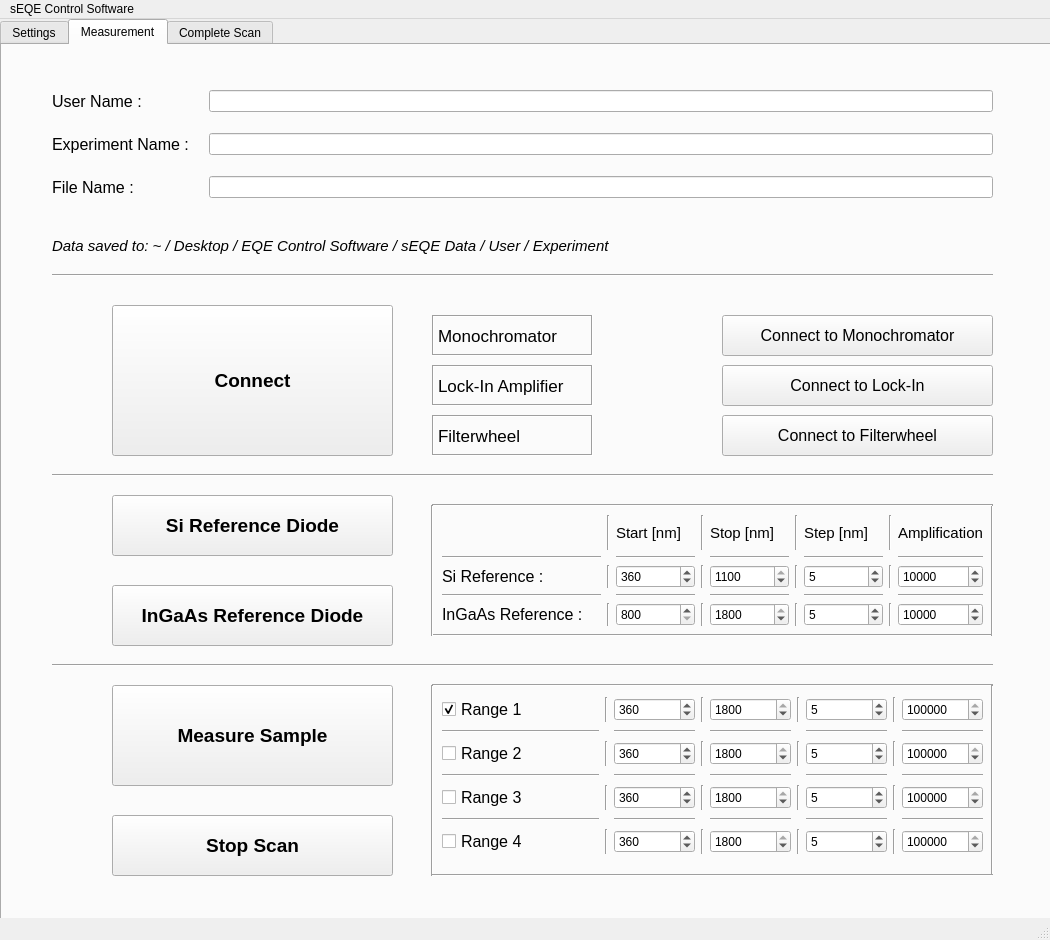
Before: the Qt Designer form GUI_V3.ui in mzjswjz/sEQE-Setup_Mac, drawn with Qt 5.
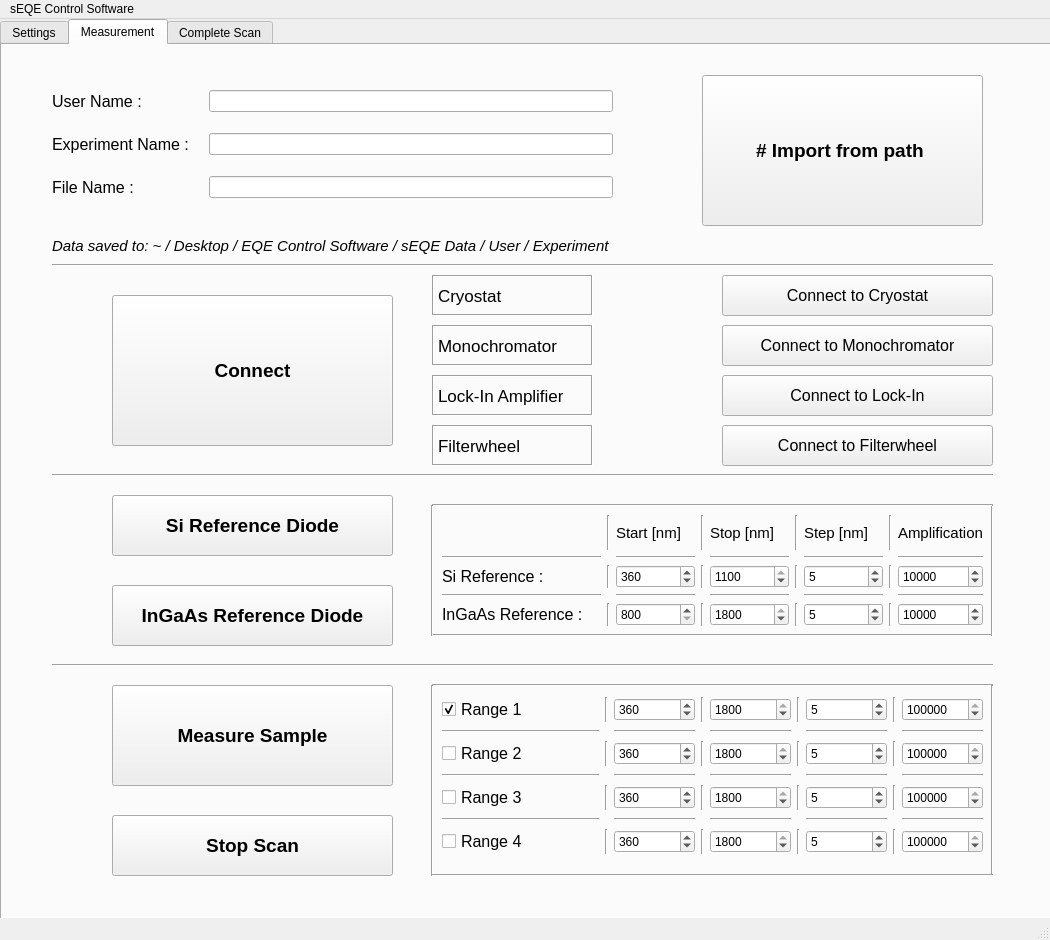
After: the same form once the commit is applied. Icons and pictures are not drawn.

Commit message: Added Cryostate Buttons to GUI

```diff
--- a/GUI_V3.ui
+++ b/GUI_V3.ui
@@ -1709,7 +1709,7 @@
       <property name="geometry">
        <rect>
         <x>110</x>
-        <y>260</y>
+        <y>250</y>
         <width>281</width>
         <height>151</height>
        </rect>
@@ -1769,7 +1769,7 @@
       <property name="geometry">
        <rect>
         <x>40</x>
-        <y>320</y>
+        <y>310</y>
         <width>51</width>
         <height>41</height>
        </rect>
@@ -1905,7 +1905,7 @@
        <rect>
         <x>50</x>
         <y>30</y>
-        <width>941</width>
+        <width>561</width>
         <height>141</height>
        </rect>
       </property>
@@ -1923,7 +1923,11 @@
         </widget>
        </item>
        <item row="0" column="2">
-        <widget class="QLineEdit" name="user"/>
+        <widget class="QLineEdit" name="user">
+         <property name="placeholderText">
+          <string/>
+         </property>
+        </widget>
        </item>
        <item row="1" column="0" colspan="2">
         <widget class="QLabel" name="experimentName">
@@ -1984,7 +1988,7 @@
       <property name="geometry">
        <rect>
         <x>50</x>
-        <y>220</y>
+        <y>210</y>
         <width>941</width>
         <height>20</height>
        </rect>
@@ -2451,7 +2455,7 @@
       <property name="geometry">
        <rect>
         <x>720</x>
-        <y>270</y>
+        <y>280</y>
         <width>271</width>
         <height>41</height>
        </rect>
@@ -2472,7 +2476,7 @@
       <property name="geometry">
        <rect>
         <x>720</x>
-        <y>320</y>
+        <y>330</y>
         <width>271</width>
         <height>41</height>
        </rect>
@@ -2493,7 +2497,7 @@
       <property name="geometry">
        <rect>
         <x>430</x>
-        <y>320</y>
+        <y>330</y>
         <width>161</width>
         <height>41</height>
        </rect>
@@ -2522,7 +2526,7 @@
       <property name="geometry">
        <rect>
         <x>430</x>
-        <y>270</y>
+        <y>280</y>
         <width>161</width>
         <height>41</height>
        </rect>
@@ -2551,7 +2555,7 @@
       <property name="geometry">
        <rect>
         <x>600</x>
-        <y>320</y>
+        <y>330</y>
         <width>41</width>
         <height>31</height>
        </rect>
@@ -2570,7 +2574,7 @@
       <property name="geometry">
        <rect>
         <x>600</x>
-        <y>270</y>
+        <y>280</y>
         <width>41</width>
         <height>31</height>
        </rect>
@@ -3252,7 +3256,7 @@
       <property name="geometry">
        <rect>
         <x>430</x>
-        <y>370</y>
+        <y>380</y>
         <width>161</width>
         <height>41</height>
        </rect>
@@ -3281,7 +3285,7 @@
       <property name="geometry">
        <rect>
         <x>600</x>
-        <y>370</y>
+        <y>380</y>
         <width>41</width>
         <height>31</height>
        </rect>
@@ -3300,7 +3304,7 @@
       <property name="geometry">
        <rect>
         <x>720</x>
-        <y>370</y>
+        <y>380</y>
         <width>271</width>
         <height>41</height>
        </rect>
@@ -3317,6 +3321,95 @@
        <string>Connect to Filterwheel</string>
       </property>
      </widget>
+     <widget class="QPushButton" name="connectButton_2">
+      <property name="geometry">
+       <rect>
+        <x>700</x>
+        <y>30</y>
+        <width>281</width>
+        <height>151</height>
+       </rect>
+      </property>
+      <property name="font">
+       <font>
+        <pointsize>14</pointsize>
+        <weight>75</weight>
+        <bold>true</bold>
+       </font>
+      </property>
+      <property name="text">
+       <string># Import from path </string>
+      </property>
+     </widget>
+     <widget class="QPushButton" name="connectButton_Cryo_2">
+      <property name="geometry">
+       <rect>
+        <x>720</x>
+        <y>230</y>
+        <width>271</width>
+        <height>41</height>
+       </rect>
+      </property>
+      <property name="font">
+       <font>
+        <pointsize>12</pointsize>
+        <weight>50</weight>
+        <italic>false</italic>
+        <bold>false</bold>
+       </font>
+      </property>
+      <property name="text">
+       <string>Connect to Cryostat</string>
+      </property>
+     </widget>
+     <widget class="QLabel" name="cryostat">
+      <property name="geometry">
+       <rect>
+        <x>430</x>
+        <y>230</y>
+        <width>161</width>
+        <height>41</height>
+       </rect>
+      </property>
+      <property name="font">
+       <font>
+        <pointsize>13</pointsize>
+        <italic>false</italic>
+        <underline>false</underline>
+       </font>
+      </property>
+      <property name="layoutDirection">
+       <enum>Qt::LeftToRight</enum>
+      </property>
+      <property name="frameShape">
+       <enum>QFrame::Box</enum>
+      </property>
+      <property name="frameShadow">
+       <enum>QFrame::Sunken</enum>
+      </property>
+      <property name="text">
+       <string>Cryostat</string>
+      </property>
+     </widget>
+     <widget class="QLabel" name="imageConnect_Cryo_2">
+      <property name="geometry">
+       <rect>
+        <x>600</x>
+        <y>230</y>
+        <width>41</width>
+        <height>31</height>
+       </rect>
+      </property>
+      <property name="text">
+       <string/>
+      </property>
+      <property name="pixmap">
+       <pixmap>Button_off.png</pixmap>
+      </property>
+      <property name="scaledContents">
+       <bool>true</bool>
+      </property>
+     </widget>
     </widget>
     <widget class="QWidget" name="tab_5">
      <attribute name="title">
```
Left out of the diff: 133 changed lines with no effect on the pictures. The commit also changes 1 other file.
